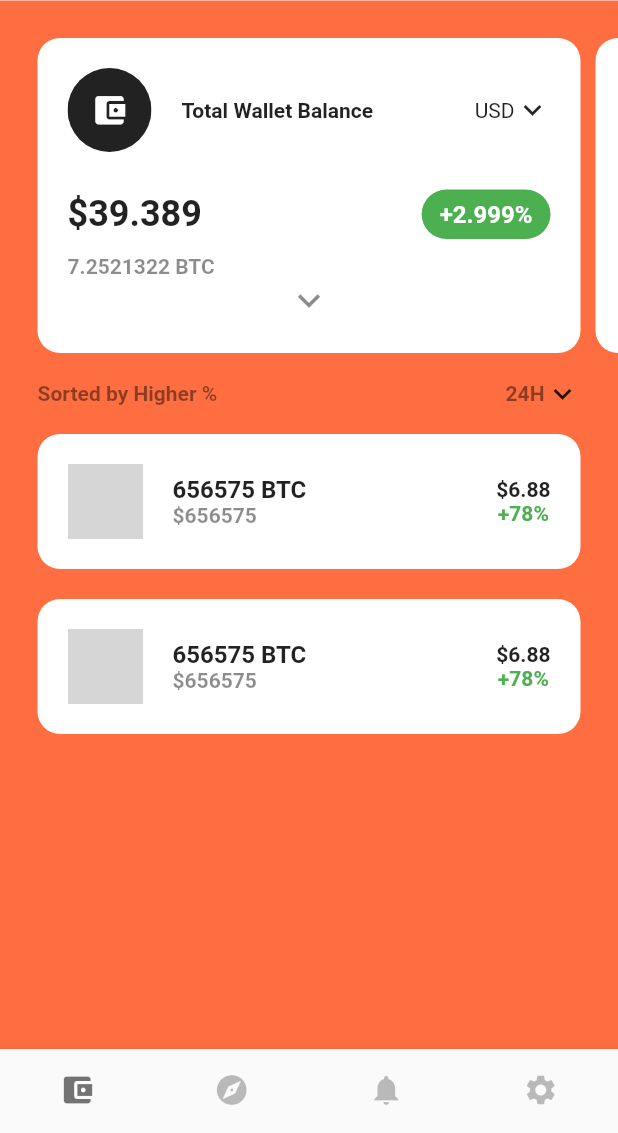
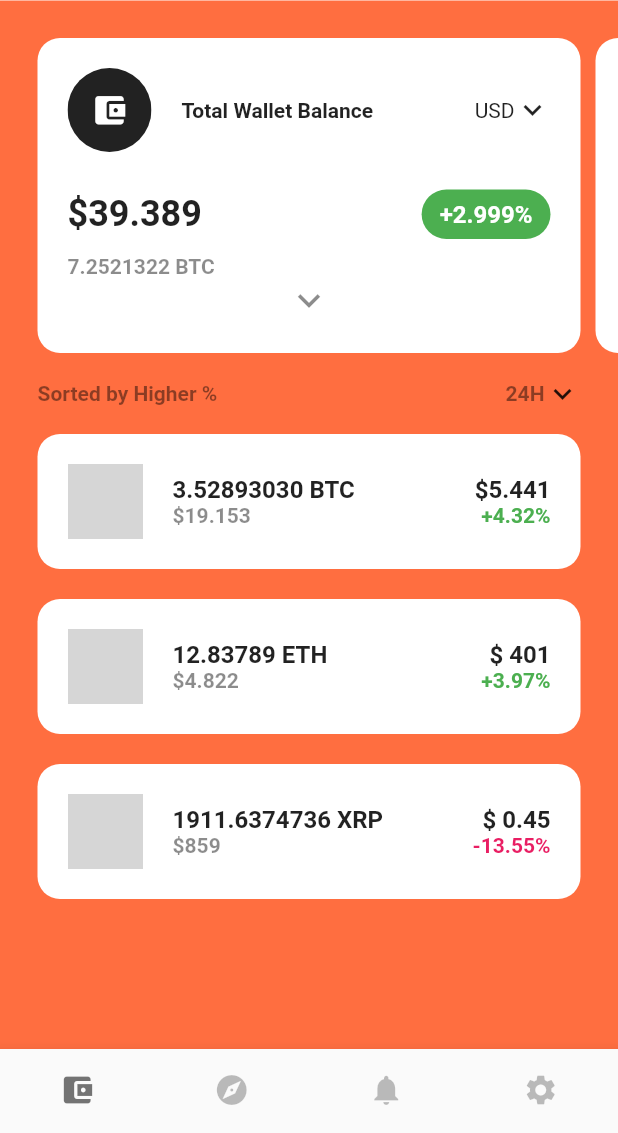
Before and after one commit to Team-Clyde/Clyde, a Flutter app: the screen it shows after launch, on a phone screen of 412 x 824 dp, the part 103-1236 px from its top. Run offline on Flutter 3.47's test engine with Material 2 defaults, Android fonts, the phone set to English and light mode, and no system bars; network calls fail; grey boxes are pictures that could not be loaded.

Commit message:
home Screen update

```diff
--- /dev/null
+++ b/lib/ui/screen/detail_wallet.dart
@@ -0,0 +1,19 @@
+import 'package:flutter/material.dart';
+
+class DetailWalletScreen extends StatefulWidget {
+  const DetailWalletScreen({Key? key}) : super(key: key);
+
+  @override
+  State<DetailWalletScreen> createState() => _DetailWalletScreenState();
+}
+
+class _DetailWalletScreenState extends State<DetailWalletScreen> {
+  @override
+  Widget build(BuildContext context) {
+    return Scaffold(
+      appBar: AppBar(
+        backgroundColor: Colors.deepOrange,
+      ),
+    );
+  }
+}
--- a/lib/ui/screen/home.dart
+++ b/lib/ui/screen/home.dart
@@ -1,4 +1,5 @@
 import 'package:clyde/ui/component.dart';
+import 'package:clyde/ui/screen/detail_wallet.dart';
 import 'package:flutter/material.dart';
 
 class HomeScreen extends StatefulWidget {
@@ -22,10 +23,20 @@ class _HomeScreenState extends State<HomeScreen> {
               const SizedBox(
                 width: 20,
               ),
-              _cardWalletBalance(
-                  total: '\$39.389',
-                  totalCrypto: '7.2521322 BTC',
-                  percent: 2.999),
+              GestureDetector(
+                onTap: () {
+                  Navigator.push(
+                    context,
+                    MaterialPageRoute(
+                      builder: (context) => const DetailWalletScreen(),
+                    ),
+                  );
+                },
+                child: _cardWalletBalance(
+                    total: '\$39.389',
+                    totalCrypto: '7.2521322 BTC',
+                    percent: 2.999),
+              ),
               _cardWalletBalance(
                   total: '\$9.389',
                   totalCrypto: '7.2521322 ETH',
@@ -66,8 +77,29 @@ class _HomeScreenState extends State<HomeScreen> {
           child: SingleChildScrollView(
             child: Column(
               children: [
-                _listCryptoItem(),
-                _listCryptoItem(),
+                _listCryptoItem(
+                    iconUrl:
+                        'https://icons.iconarchive.com/icons/cjdowner/cryptocurrency/128/Bitcoin-icon.png',
+                    myCrypto: '3.52893030 BTC',
+                    myProfit: '\$19.153',
+                    myBalance: '\$5.441',
+                    percent: 4.32),
+                _listCryptoItem(
+                  iconUrl:
+                      'https://icons.iconarchive.com/icons/cjdowner/cryptocurrency/128/Ethereum-icon.png',
+                  myCrypto: '12.83789 ETH',
+                  myBalance: '\$ 401',
+                  myProfit: '\$4.822',
+                  percent: 3.97,
+                ),
+                _listCryptoItem(
+                  iconUrl:
+                      'https://icons.iconarchive.com/icons/cjdowner/cryptocurrency/128/Ripple-icon.png',
+                  myCrypto: '1911.6374736 XRP',
+                  myBalance: '\$ 0.45',
+                  myProfit: '\$859',
+                  percent: -13.55,
+                ),
               ],
             ),
           ),
@@ -76,7 +108,12 @@ class _HomeScreenState extends State<HomeScreen> {
     );
   }
 
-  Widget _listCryptoItem() {
+  Widget _listCryptoItem(
+      {required String iconUrl,
+      required double percent,
+      required String myCrypto,
+      myBalance,
+      myProfit}) {
     return Padding(
       padding: const EdgeInsets.only(bottom: 20),
       child: card(
@@ -84,7 +121,7 @@ class _HomeScreenState extends State<HomeScreen> {
         mainAxisAlignment: MainAxisAlignment.start,
         children: [
           Image.network(
-            'https://icons.iconarchive.com/icons/cjdowner/cryptocurrency/128/Bitcoin-icon.png',
+            iconUrl,
             width: 50,
           ),
           const SizedBox(
@@ -93,25 +130,33 @@ class _HomeScreenState extends State<HomeScreen> {
           Expanded(
             child: Column(
               crossAxisAlignment: CrossAxisAlignment.start,
-              children: const [
+              children: [
                 Text(
-                  '656575 BTC',
-                  style: TextStyle(fontWeight: FontWeight.bold, fontSize: 16),
+                  myCrypto,
+                  style: const TextStyle(
+                      fontWeight: FontWeight.bold, fontSize: 16),
                 ),
                 Text(
-                  '\$656575',
-                  style: TextStyle(
+                  myProfit,
+                  style: const TextStyle(
                       fontWeight: FontWeight.bold, color: Colors.black45),
                 ),
               ],
             ),
           ),
           Column(
-            children: const [
-              Text('\$6.88', style: TextStyle(fontWeight: FontWeight.bold, fontSize: 14),),
+            crossAxisAlignment: CrossAxisAlignment.end,
+            children: [
               Text(
-                '+78%',
-                style: TextStyle(fontWeight: FontWeight.bold, color: Colors.green),
+                myBalance,
+                style:
+                    const TextStyle(fontWeight: FontWeight.bold, fontSize: 16),
+              ),
+              Text(
+                percent >= 0 ? '+$percent%' : '$percent%',
+                style: TextStyle(
+                    fontWeight: FontWeight.bold,
+                    color: percent >= 0 ? Colors.green : Colors.pink),
               )
             ],
           )
```
